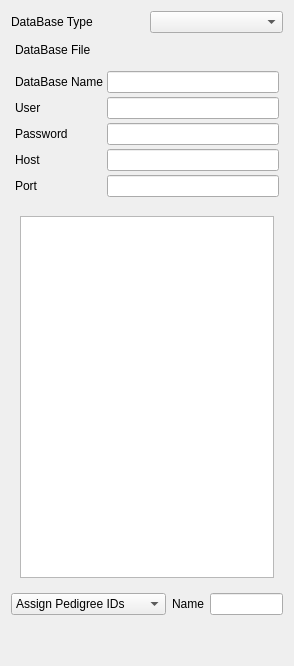
First picture: the form in Plugins/SQLDatabaseTableSourcePanel/SQLDatabaseTableSourcePanel.ui, repository wildmichael/ParaView3-enhancements-old, before the edit.
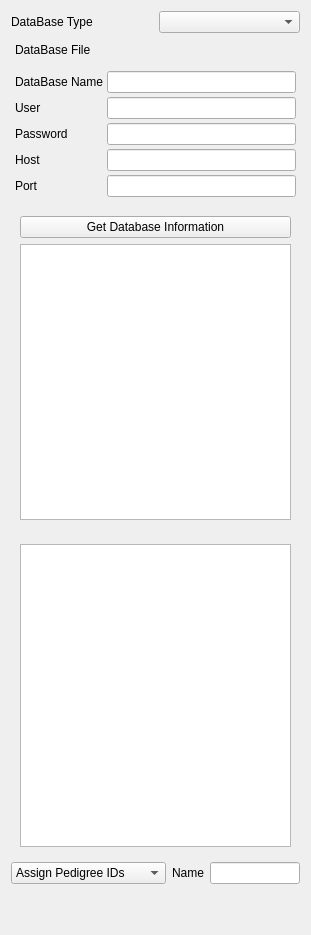
Second picture: the form after the edit. Custom widgets are drawn as their Qt base class.

Commit message: ENH: Add a preview widget for a database's tables and their fields.

The edit to the form file:
```diff
--- a/Plugins/SQLDatabaseTableSourcePanel/SQLDatabaseTableSourcePanel.ui
+++ b/Plugins/SQLDatabaseTableSourcePanel/SQLDatabaseTableSourcePanel.ui
@@ -5,8 +5,8 @@
    <rect>
     <x>0</x>
     <y>0</y>
-    <width>294</width>
-    <height>666</height>
+    <width>311</width>
+    <height>935</height>
    </rect>
   </property>
   <property name="windowTitle" >
@@ -112,23 +112,23 @@
       <property name="verticalSpacing" >
        <number>4</number>
       </property>
-      <item row="3" column="2" >
+      <item row="3" column="1" >
        <widget class="QLineEdit" name="databaseHost" />
       </item>
-      <item row="2" column="2" >
+      <item row="2" column="1" >
        <widget class="QLineEdit" name="databasePassword" >
         <property name="echoMode" >
          <enum>QLineEdit::Password</enum>
         </property>
        </widget>
       </item>
-      <item row="1" column="2" >
+      <item row="1" column="1" >
        <widget class="QLineEdit" name="databaseUser" />
       </item>
-      <item row="0" column="2" >
+      <item row="0" column="1" >
        <widget class="QLineEdit" name="databaseName" />
       </item>
-      <item row="0" column="0" colspan="2" >
+      <item row="0" column="0" >
        <widget class="QLabel" name="label_3" >
         <property name="text" >
          <string>DataBase Name</string>
@@ -163,13 +163,45 @@
         </property>
        </widget>
       </item>
-      <item row="4" column="2" >
+      <item row="4" column="1" >
        <widget class="QLineEdit" name="databasePort" />
       </item>
      </layout>
     </widget>
    </item>
    <item row="3" column="0" >
+    <widget class="pqCollapsedGroup" native="1" name="databaseInfoGroupBox" >
+     <property name="sizePolicy" >
+      <sizepolicy vsizetype="Expanding" hsizetype="Expanding" >
+       <horstretch>0</horstretch>
+       <verstretch>100</verstretch>
+      </sizepolicy>
+     </property>
+     <property name="title" stdset="0" >
+      <string>Database Table Info</string>
+     </property>
+     <layout class="QVBoxLayout" >
+      <item>
+       <widget class="QPushButton" name="getDatabaseInfo" >
+        <property name="text" >
+         <string>Get Database Information</string>
+        </property>
+       </widget>
+      </item>
+      <item>
+       <widget class="QTreeView" name="databasePreview" >
+        <property name="sizePolicy" >
+         <sizepolicy vsizetype="Expanding" hsizetype="Expanding" >
+          <horstretch>0</horstretch>
+          <verstretch>50</verstretch>
+         </sizepolicy>
+        </property>
+       </widget>
+      </item>
+     </layout>
+    </widget>
+   </item>
+   <item row="4" column="0" >
     <widget class="pqCollapsedGroup" native="1" name="groupBox_3" >
      <property name="sizePolicy" >
       <sizepolicy vsizetype="Expanding" hsizetype="Expanding" >
```
The commit also changes 2 other files.
